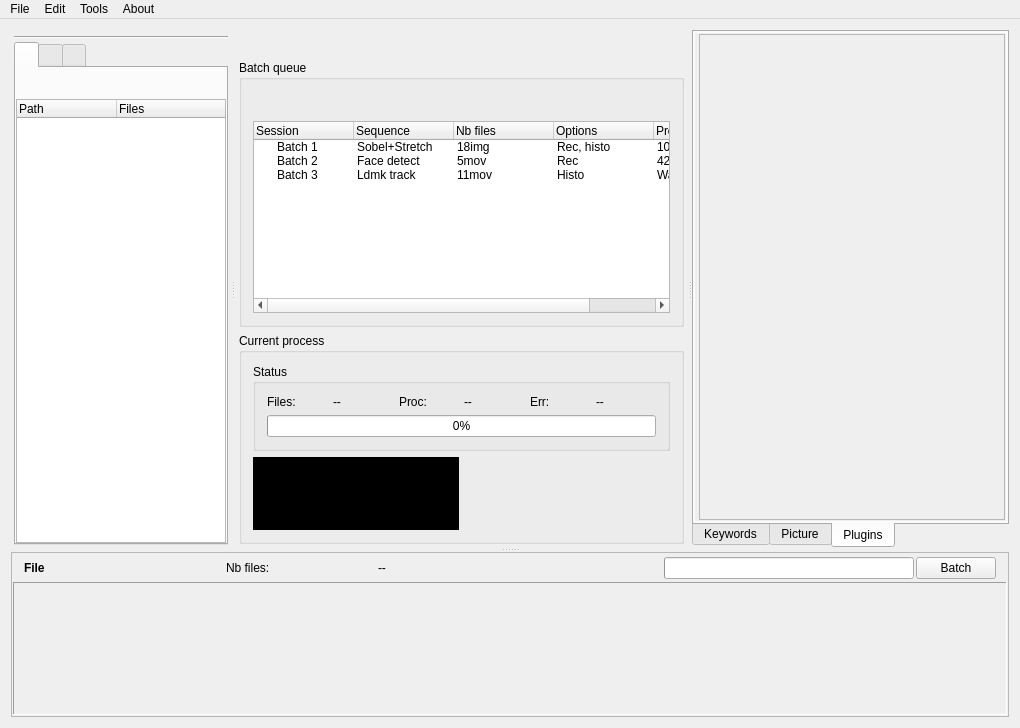
Old version of the form workflow/ui/emamainwindow.ui in the repository cseyve/piaf.
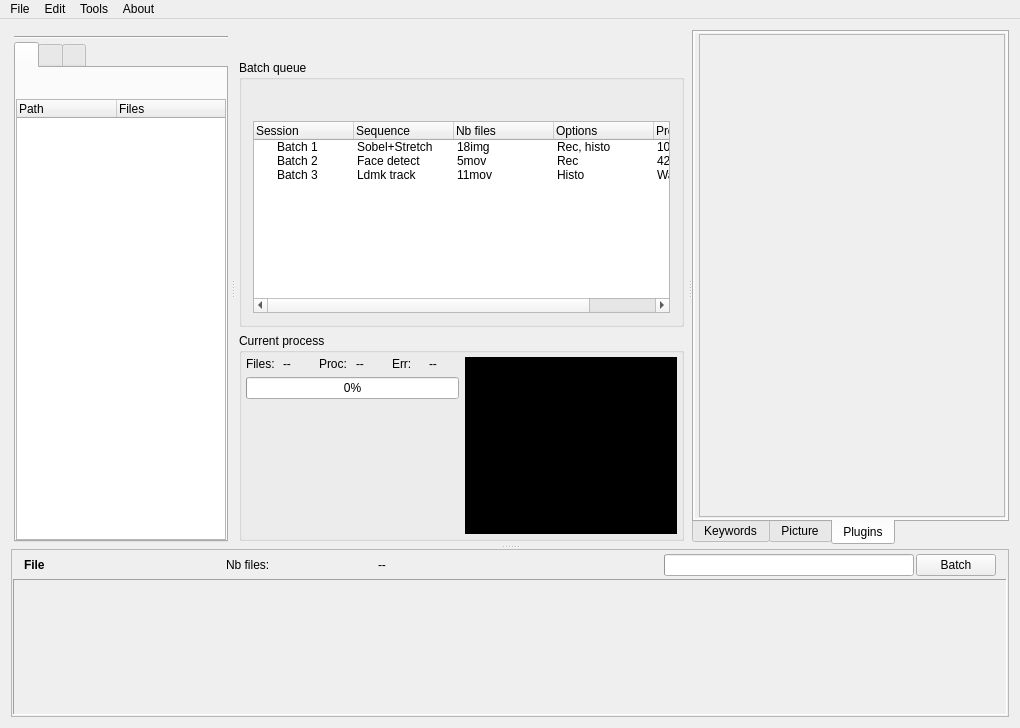
New version of the form. Icons and pictures are not drawn. Custom widgets are drawn as their Qt base class.

```diff
--- a/workflow/ui/emamainwindow.ui
+++ b/workflow/ui/emamainwindow.ui
@@ -79,7 +79,7 @@
               <x>0</x>
               <y>0</y>
               <width>214</width>
-              <height>414</height>
+              <height>486</height>
              </rect>
             </property>
             <layout class="QVBoxLayout" name="verticalLayout_14">
@@ -947,12 +947,15 @@
                 <string>Current process</string>
                </property>
                <layout class="QGridLayout" name="gridLayout">
-                <item row="0" column="0" rowspan="2" colspan="2">
-                 <widget class="QGroupBox" name="groupBox_4">
-                  <property name="title">
-                   <string>Status</string>
-                  </property>
+                <property name="margin">
+                 <number>4</number>
+                </property>
+                <item row="0" column="0" rowspan="2">
+                 <widget class="QWidget" name="widget_4" native="true">
                   <layout class="QGridLayout" name="gridLayout_3">
+                   <property name="margin">
+                    <number>0</number>
+                   </property>
                    <item row="0" column="0">
                     <widget class="QLabel" name="label">
                      <property name="sizePolicy">
@@ -998,6 +1001,12 @@
                    </item>
                    <item row="0" column="4">
                     <widget class="QLabel" name="label_4">
+                     <property name="sizePolicy">
+                      <sizepolicy hsizetype="Preferred" vsizetype="Minimum">
+                       <horstretch>0</horstretch>
+                       <verstretch>0</verstretch>
+                      </sizepolicy>
+                     </property>
                      <property name="text">
                       <string>Err:</string>
                      </property>
@@ -1017,20 +1026,26 @@
                      </property>
                     </widget>
                    </item>
+                   <item row="2" column="0" colspan="6">
+                    <widget class="TimeHistogramWidget" name="timeHistoWidget" native="true">
+                     <property name="sizePolicy">
+                      <sizepolicy hsizetype="Preferred" vsizetype="Expanding">
+                       <horstretch>0</horstretch>
+                       <verstretch>0</verstretch>
+                      </sizepolicy>
+                     </property>
+                     <property name="minimumSize">
+                      <size>
+                       <width>0</width>
+                       <height>80</height>
+                      </size>
+                     </property>
+                    </widget>
+                   </item>
                   </layout>
                  </widget>
                 </item>
-                <item row="1" column="1" rowspan="2">
-                 <widget class="TimeHistogramWidget" name="timeHistoWidget" native="true">
-                  <property name="minimumSize">
-                   <size>
-                    <width>0</width>
-                    <height>80</height>
-                   </size>
-                  </property>
-                 </widget>
-                </item>
-                <item row="2" column="0">
+                <item row="0" column="1" rowspan="2">
                  <widget class="ImageWidget" name="imageLabel" native="true">
                   <property name="sizePolicy">
                    <sizepolicy hsizetype="Preferred" vsizetype="Expanding">
@@ -1234,8 +1249,8 @@
               <rect>
                <x>0</x>
                <y>0</y>
-               <width>283</width>
-               <height>405</height>
+               <width>315</width>
+               <height>482</height>
               </rect>
              </property>
              <layout class="QVBoxLayout" name="verticalLayout_3">
@@ -1439,8 +1454,8 @@
             <rect>
              <x>0</x>
              <y>0</y>
-             <width>996</width>
-             <height>198</height>
+             <width>994</width>
+             <height>125</height>
             </rect>
            </property>
            <layout class="QHBoxLayout" name="horizontalLayout_3">
@@ -1587,6 +1602,12 @@
  </widget>
  <layoutdefault spacing="6" margin="11"/>
  <customwidgets>
+  <customwidget>
+   <class>TimeHistogramWidget</class>
+   <extends>QWidget</extends>
+   <header>timehistogramwidget.h</header>
+   <container>1</container>
+  </customwidget>
   <customwidget>
    <class>NavImageWidget</class>
    <extends>QWidget</extends>
@@ -1623,12 +1644,6 @@
    <header>maindisplaywidget.h</header>
    <container>1</container>
   </customwidget>
-  <customwidget>
-   <class>TimeHistogramWidget</class>
-   <extends>QWidget</extends>
-   <header>timehistogramwidget.h</header>
-   <container>1</container>
-  </customwidget>
   <customwidget>
    <class>ImageWidget</class>
    <extends>QWidget</extends>
```
Left out of the diff: 48 changed lines with no effect on the pictures.
